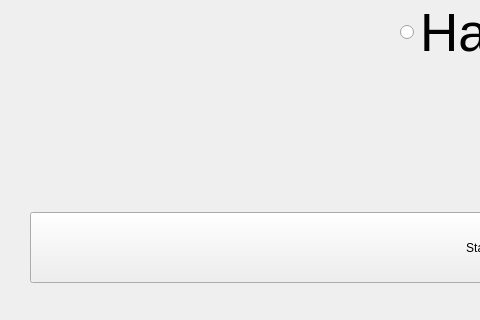
The window that Dodge-it/Dodge-it/widget.ui (Fulde/dodge-it) describes before a commit, drawn with Qt 5; both pictures show x 0 to 480 and y 448 to 768 of the 1024 by 768 pixel window.
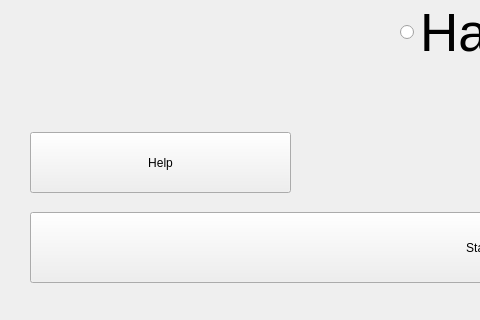
The same window after the commit. Icons and pictures are not drawn.

The edit to the form file:
```diff
--- a/Dodge-it/Dodge-it/widget.ui
+++ b/Dodge-it/Dodge-it/widget.ui
@@ -115,6 +115,22 @@
     <pixmap resource="images/resources.qrc">:/logo.png</pixmap>
    </property>
   </widget>
+  <widget class="QPushButton" name="btnHelp">
+   <property name="geometry">
+    <rect>
+     <x>30</x>
+     <y>580</y>
+     <width>261</width>
+     <height>61</height>
+    </rect>
+   </property>
+   <property name="styleSheet">
+    <string notr="true">font: 20pt &quot;Sans Serif&quot;;</string>
+   </property>
+   <property name="text">
+    <string>Help</string>
+   </property>
+  </widget>
  </widget>
  <layoutdefault spacing="6" margin="11"/>
  <resources>
```
